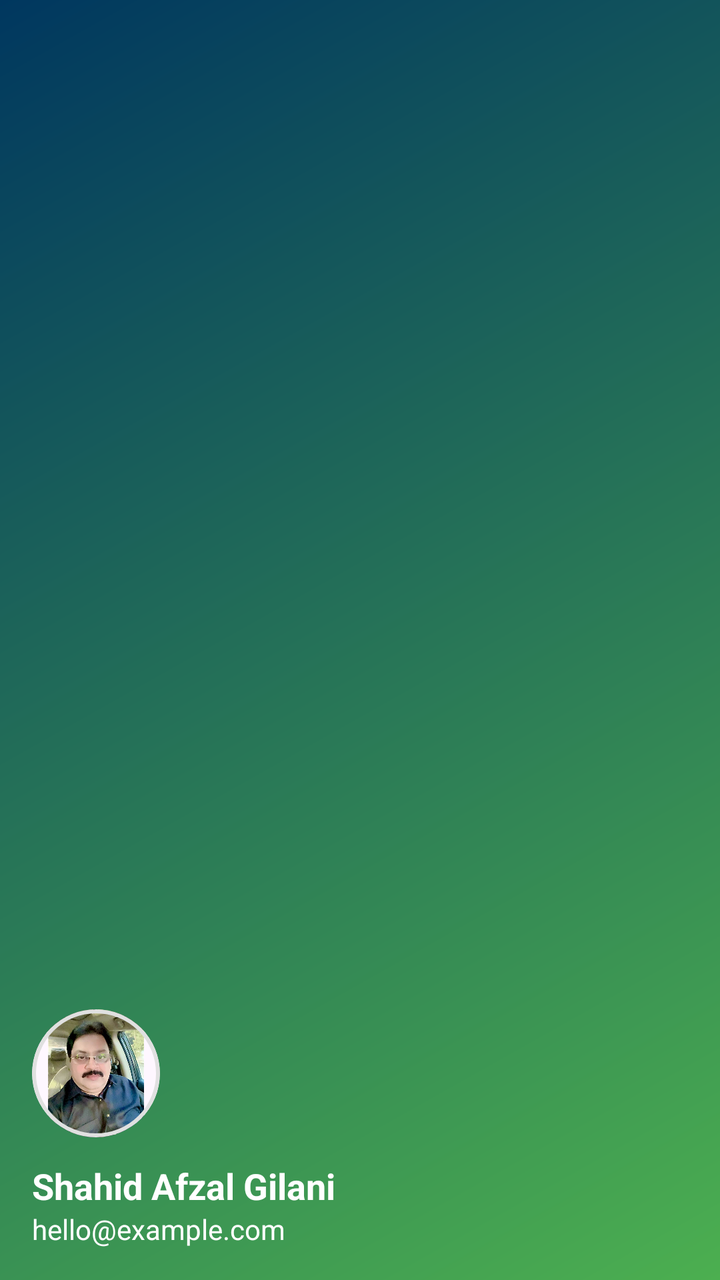
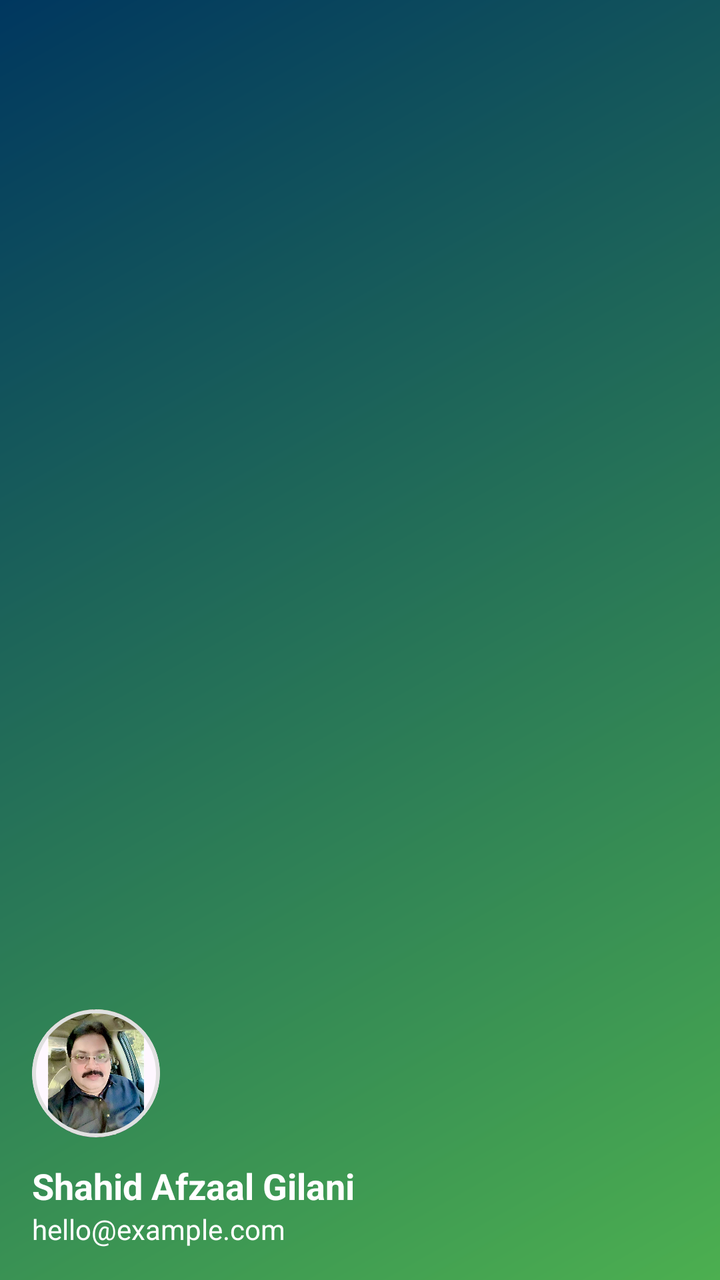

Screens rendered from an Android XML layout before and after an edit, with the pre-edit source and the edit as a unified diff.
<!-- AndroidManifest.xml: application theme Theme.MilkLedger -->
<!-- res/layout/drawer_header.xml -->
<?xml version="1.0" encoding="utf-8"?>
<LinearLayout xmlns:android="http://schemas.android.com/apk/res/android"
    android:layout_width="match_parent"
    android:layout_height="200dp"
    xmlns:app="http://schemas.android.com/apk/res-auto"
    android:gravity="bottom"
    android:orientation="vertical"
    android:padding="16dp"
    android:background="@drawable/drawer_header_background">

    

    <com.google.android.material.card.MaterialCardView
        android:layout_width="64dp"
        android:layout_height="64dp"
        app:strokeColor="@color/divider"
        app:strokeWidth="2dp"
        app:cardCornerRadius="50dp">
        <ImageView
            android:id="@+id/imageViewProfile"
            android:layout_width="64dp"
            android:layout_height="64dp"
            android:importantForAccessibility="no"
            android:src="@drawable/img_profile_a"
            android:scaleType="centerCrop"
            android:padding="8dp"
            />
    </com.google.android.material.card.MaterialCardView>


    
    <TextView
        android:id="@+id/textViewName"
        android:layout_width="wrap_content"
        android:layout_height="wrap_content"
        android:layout_marginTop="12dp"
        android:text="Shahid Afzal Gilani"
        android:textColor="@android:color/white"
        android:textSize="18sp"
        android:textStyle="bold" />

    
    <TextView
        android:id="@+id/textViewEmail"
        android:layout_width="wrap_content"
        android:layout_height="wrap_content"
        android:text="hello@example.com"
        android:textColor="@android:color/white"
        android:textSize="14sp" />

</LinearLayout>
<!-- resources referenced by this layout -->
<resources>
  <color name="divider">#E0E0E0</color>
  <!-- drawable drawer_header_background (drawable) -->
  <?xml version="1.0" encoding="utf-8"?>
  <shape xmlns:android="http://schemas.android.com/apk/res/android" android:shape="rectangle">
      <gradient
          android:startColor="@color/md_theme_primary"
          android:endColor="@color/ic_launcher_background"
          android:angle="135" />
  </shape>
  <!-- drawable img_profile_a: jpg bitmap (drawable, 54248 bytes) -->
  <style name="Theme.MilkLedger" parent="Base.Theme.MilkLedger" />
  <color name="md_theme_primary">#4CAF50</color>
  <color name="ic_launcher_background">#00375F</color>
  <style name="Base.Theme.MilkLedger" parent="Theme.Material3.DayNight.NoActionBar">
  
  
  
          <item name="colorPrimary">@color/md_theme_primary</item>
          <item name="colorOnPrimary">@color/md_theme_onPrimary</item>
          <item name="colorSecondary">@color/md_theme_secondary</item>
          <item name="colorOnSecondary">@color/md_theme_onSecondary</item>
          <item name="android:statusBarColor">@android:color/transparent</item>
          <item name="android:navigationBarColor">?attr/colorSurface</item>
  
          <item name="materialButtonStyle">@style/Button.Filled</item>
  
          <item name="textAppearanceHeadlineLarge">@style/Text.H1</item>
          <item name="textAppearanceHeadlineMedium">@style/Text.H2</item>
          <item name="textAppearanceTitleMedium">@style/Text.Title</item>
          <item name="textAppearanceBodyLarge">@style/Text.Body</item>
          <item name="textAppearanceLabelMedium">@style/Text.Caption</item>
          <item name="textAppearanceLabelLarge">@style/Text.Button</item>
  
  
      </style>
  <color name="md_theme_onPrimary">#FFFFFF</color>
  <color name="md_theme_secondary">#FFC107</color>
  <color name="md_theme_onSecondary">#000000</color>
  <style name="Button.Filled" parent="Widget.Material3.Button">
          <item name="cornerRadius">@dimen/corner_medium</item>
          <item name="textAppearanceButton">@style/Text.Button</item>
          <item name="elevation">@dimen/elevation_high</item>
          <item name="android:textAllCaps">false</item>
      </style>
  <style name="Text.H1" parent="TextAppearance.Material3.DisplayLarge">
          <item name="android:fontFamily">@font/poppins_bold</item>
          <item name="android:textSize">@dimen/sp_headline_large</item>
          <item name="android:letterSpacing">0.01</item>
      </style>
  <style name="Text.H2" parent="TextAppearance.Material3.HeadlineMedium">
          <item name="android:fontFamily">@font/poppins_semibold</item>
          <item name="android:textSize">@dimen/sp_headline_medium</item>
          <item name="android:letterSpacing">0.01</item>
      </style>
  <style name="Text.Title" parent="TextAppearance.Material3.TitleMedium">
          <item name="android:fontFamily">@font/inter_semibold</item>
          <item name="android:textSize">@dimen/sp_title</item>
      </style>
  <style name="Text.Body" parent="TextAppearance.Material3.BodyLarge">
          <item name="android:fontFamily">@font/inter</item>
          <item name="android:textSize">@dimen/sp_body</item>
      </style>
  <style name="Text.Caption" parent="TextAppearance.Material3.LabelMedium">
          <item name="android:fontFamily">@font/inter_semibold</item>
          <item name="android:textSize">@dimen/sp_caption</item>
      </style>
  <style name="Text.Button" parent="TextAppearance.Material3.LabelLarge">
          <item name="android:fontFamily">@font/inter_semibold</item>
          <item name="android:textSize">@dimen/sp_button</item>
          <item name="android:textAllCaps">false</item>
      </style>
  <dimen name="corner_medium">8dp</dimen>
  <dimen name="elevation_high">8dp</dimen>
  <dimen name="sp_headline_large">24sp</dimen>
  <dimen name="sp_headline_medium">20sp</dimen>
  <dimen name="sp_title">18sp</dimen>
  <dimen name="sp_body">16sp</dimen>
  <dimen name="sp_caption">14sp</dimen>
  <dimen name="sp_button">16sp</dimen>
</resources>

<!-- the commit's change to res/layout/drawer_header.xml (unified diff, before → after) -->
@@ -34,7 +34,7 @@
         android:layout_width="wrap_content"
         android:layout_height="wrap_content"
         android:layout_marginTop="12dp"
-        android:text="Shahid Afzal Gilani"
+        android:text="Shahid Afzaal Gilani"
         android:textColor="@android:color/white"
         android:textSize="18sp"
         android:textStyle="bold" />
